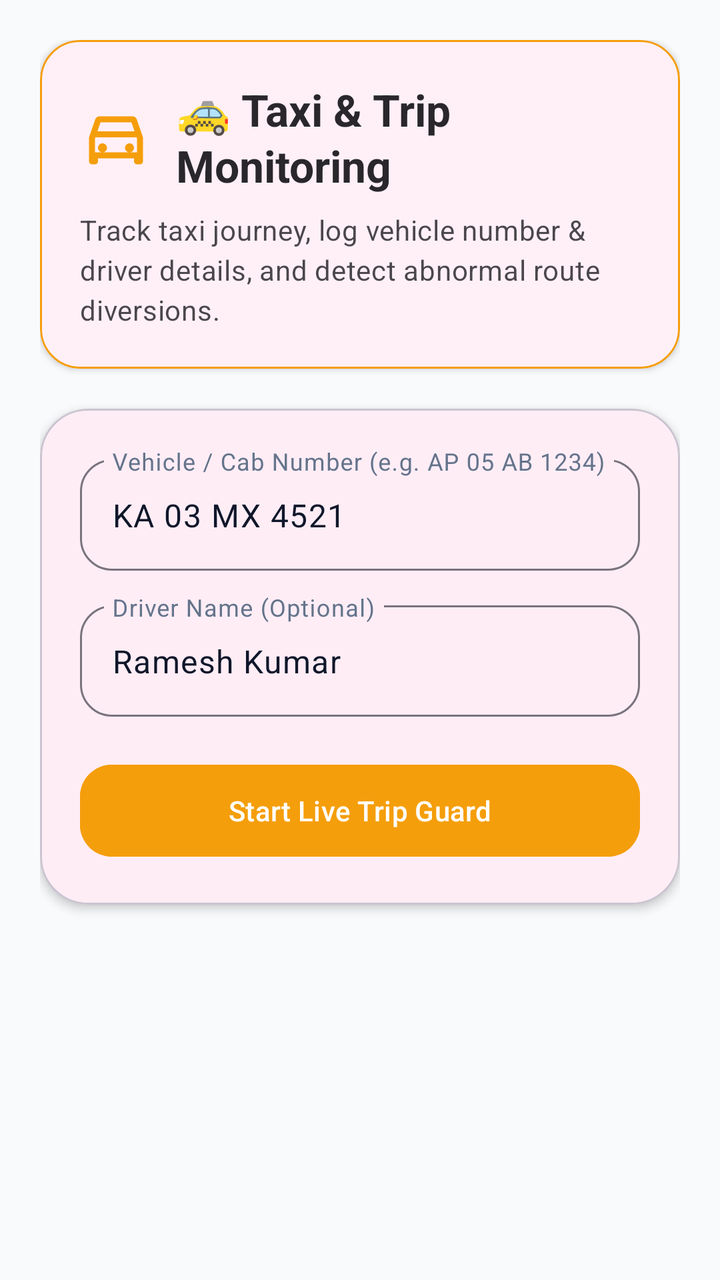
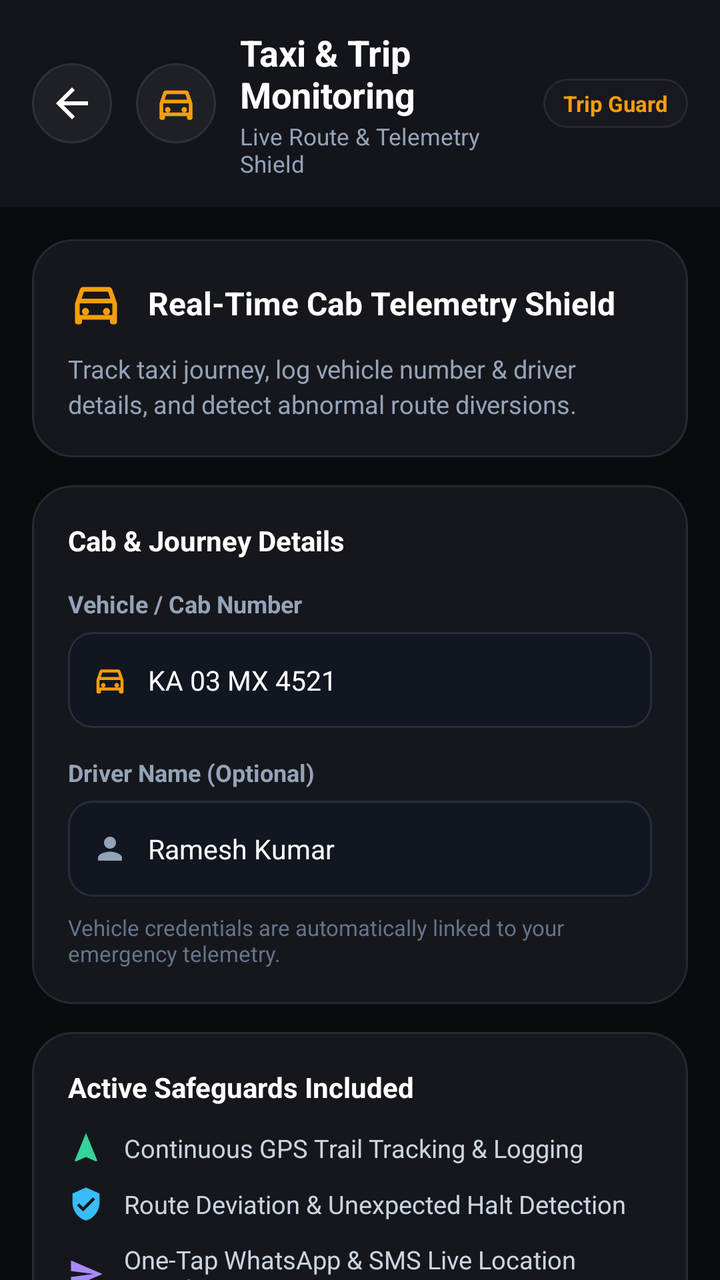

Compare the two renders of this Android layout. The source of the first and the diff that turns it into the second are given below.
<!-- AndroidManifest.xml: application theme Theme.SheGuard -->
<!-- res/layout/fragment_trip_monitor.xml -->
<?xml version="1.0" encoding="utf-8"?>
<androidx.core.widget.NestedScrollView xmlns:android="http://schemas.android.com/apk/res/android"
    xmlns:app="http://schemas.android.com/apk/res-auto"
    android:layout_width="match_parent"
    android:layout_height="match_parent"
    android:background="@color/surface_background"
    android:fillViewport="true">

    <LinearLayout
        android:layout_width="match_parent"
        android:layout_height="wrap_content"
        android:orientation="vertical"
        android:padding="20dp">

        
        <com.google.android.material.card.MaterialCardView
            android:layout_width="match_parent"
            android:layout_height="wrap_content"
            app:cardBackgroundColor="@color/surface_card"
            app:cardCornerRadius="20dp"
            app:cardElevation="2dp"
            app:strokeColor="#F59E0B"
            app:strokeWidth="1dp">

            <LinearLayout
                android:layout_width="match_parent"
                android:layout_height="wrap_content"
                android:orientation="vertical"
                android:padding="20dp">

                <LinearLayout
                    android:layout_width="match_parent"
                    android:layout_height="wrap_content"
                    android:gravity="center_vertical"
                    android:orientation="horizontal">

                    <ImageView
                        android:layout_width="36dp"
                        android:layout_height="36dp"
                        android:src="@drawable/ic_trip_monitor"
                        app:tint="#F59E0B" />

                    <TextView
                        style="@style/TextAppearance.Material3.TitleLarge"
                        android:layout_width="wrap_content"
                        android:layout_height="wrap_content"
                        android:layout_marginStart="12dp"
                        android:text="@string/trip_monitor_title"
                        android:textColor="@color/text_color_primary"
                        android:textStyle="bold" />
                </LinearLayout>

                <TextView
                    style="@style/TextAppearance.Material3.BodyMedium"
                    android:layout_width="wrap_content"
                    android:layout_height="wrap_content"
                    android:layout_marginTop="8dp"
                    android:text="@string/trip_monitor_desc"
                    android:textColor="@color/text_color_secondary" />

            </LinearLayout>
        </com.google.android.material.card.MaterialCardView>

        
        <com.google.android.material.card.MaterialCardView
            android:layout_width="match_parent"
            android:layout_height="wrap_content"
            android:layout_marginTop="20dp"
            app:cardBackgroundColor="@color/surface_card"
            app:cardCornerRadius="24dp"
            app:cardElevation="3dp">

            <LinearLayout
                android:layout_width="match_parent"
                android:layout_height="wrap_content"
                android:orientation="vertical"
                android:padding="20dp">

                <com.google.android.material.textfield.TextInputLayout
                    style="@style/Widget.Material3.TextInputLayout.OutlinedBox"
                    android:layout_width="match_parent"
                    android:layout_height="wrap_content"
                    android:hint="@string/trip_vehicle_num"
                    app:boxCornerRadiusBottomEnd="16dp"
                    app:boxCornerRadiusBottomStart="16dp"
                    app:boxCornerRadiusTopEnd="16dp"
                    app:boxCornerRadiusTopStart="16dp">

                    <com.google.android.material.textfield.TextInputEditText
                        android:id="@+id/et_vehicle_number"
                        android:layout_width="match_parent"
                        android:layout_height="wrap_content"
                        android:text="KA 03 MX 4521" />
                </com.google.android.material.textfield.TextInputLayout>

                <com.google.android.material.textfield.TextInputLayout
                    style="@style/Widget.Material3.TextInputLayout.OutlinedBox"
                    android:layout_width="match_parent"
                    android:layout_height="wrap_content"
                    android:layout_marginTop="12dp"
                    android:hint="@string/trip_driver_name"
                    app:boxCornerRadiusBottomEnd="16dp"
                    app:boxCornerRadiusBottomStart="16dp"
                    app:boxCornerRadiusTopEnd="16dp"
                    app:boxCornerRadiusTopStart="16dp">

                    <com.google.android.material.textfield.TextInputEditText
                        android:id="@+id/et_driver_name"
                        android:layout_width="match_parent"
                        android:layout_height="wrap_content"
                        android:text="Ramesh Kumar" />
                </com.google.android.material.textfield.TextInputLayout>

                <com.google.android.material.button.MaterialButton
                    android:id="@+id/btn_start_trip_guard"
                    style="@style/Widget.Material3.Button"
                    android:layout_width="match_parent"
                    android:layout_height="54dp"
                    android:layout_marginTop="20dp"
                    android:backgroundTint="#F59E0B"
                    android:text="@string/trip_start_btn"
                    app:cornerRadius="16dp" />

            </LinearLayout>
        </com.google.android.material.card.MaterialCardView>

    </LinearLayout>

</androidx.core.widget.NestedScrollView>
<!-- resources referenced by this layout -->
<resources>
  <color name="surface_background">#F8FAFC</color>
  <color name="surface_card">#FFFFFF</color>
  <string name="trip_driver_name">Driver Name (Optional)</string>
  <string name="trip_monitor_title">🚕 Taxi &amp; Trip Monitoring</string>
  <string name="trip_vehicle_num">Vehicle / Cab Number (e.g. AP 05 AB 1234)</string>
  <color name="accent_pink">#FF2E93</color>
  <color name="colorPrimaryDark">#D81173</color>
  <color name="colorPinkSubtle">#26FF2E93</color>
  <color name="textColorPrimary">#0F172A</color>
  <color name="textColorSecondary">#64748B</color>
  <!-- unchanged entries left out for length: 10 -->
</resources>

<!-- the commit's change to res/layout/fragment_trip_monitor.xml (unified diff, before → after) -->
@@ -1,32 +1,111 @@
 <?xml version="1.0" encoding="utf-8"?>
-<androidx.core.widget.NestedScrollView xmlns:android="http://schemas.android.com/apk/res/android"
+<LinearLayout xmlns:android="http://schemas.android.com/apk/res/android"
     xmlns:app="http://schemas.android.com/apk/res-auto"
+    xmlns:tools="http://schemas.android.com/tools"
+    android:id="@+id/layout_trip_monitor_root"
     android:layout_width="match_parent"
     android:layout_height="match_parent"
-    android:background="@color/surface_background"
-    android:fillViewport="true">
-
+    android:background="#0A0B0E"
+    android:orientation="vertical"
+    android:fitsSystemWindows="true">
+
+    
     <LinearLayout
+        android:id="@+id/card_trip_header"
         android:layout_width="match_parent"
         android:layout_height="wrap_content"
-        android:orientation="vertical"
-        android:padding="20dp">
-
-        
-        <com.google.android.material.card.MaterialCardView
+        android:background="#13151B"
+        android:orientation="horizontal"
+        android:gravity="center_vertical"
+        android:paddingStart="16dp"
+        android:paddingEnd="16dp"
+        android:paddingTop="14dp"
+        android:paddingBottom="14dp">
+
+        <ImageButton
+            android:id="@+id/btn_back"
+            android:layout_width="40dp"
+            android:layout_height="40dp"
+            android:background="@drawable/bg_circle_info"
+            android:src="@drawable/ic_arrow_back"
+            app:tint="#FFFFFF"
+            android:contentDescription="Back" />
+
+        <FrameLayout
+            android:layout_width="40dp"
+            android:layout_height="40dp"
+            android:layout_marginStart="12dp"
+            android:background="@drawable/bg_circle_info">
+
+            <ImageView
+                android:layout_width="22dp"
+                android:layout_height="22dp"
+                android:layout_gravity="center"
+                android:src="@drawable/ic_trip_monitor"
+                app:tint="#F59E0B"
+                android:contentDescription="Trip Monitor" />
+        </FrameLayout>
+
+        <LinearLayout
+            android:layout_width="0dp"
+            android:layout_height="wrap_content"
+            android:layout_marginStart="12dp"
+            android:layout_weight="1"
+            android:orientation="vertical">
+
+            <TextView
+                android:layout_width="wrap_content"
+                android:layout_height="wrap_content"
+                android:text="@string/trip_monitor_title"
+                android:textColor="#FFFFFF"
+                android:textSize="18sp"
+                android:textStyle="bold" />
+
+            <TextView
+                android:layout_width="wrap_content"
+                android:layout_height="wrap_content"
+                android:layout_marginTop="1dp"
+                android:text="Live Route &amp; Telemetry Shield"
+                android:textColor="#94A3B8"
+                android:textSize="11.5sp" />
+        </LinearLayout>
+
+        <TextView
+            android:id="@+id/tv_trip_badge"
+            android:layout_width="wrap_content"
+            android:layout_height="wrap_content"
+            android:background="@drawable/bg_monogram_badge"
+            android:paddingStart="10dp"
+            android:paddingEnd="10dp"
+            android:paddingTop="5dp"
+            android:paddingBottom="5dp"
+            android:text="Trip Guard"
+            android:textColor="#F59E0B"
+            android:textSize="11sp"
+            android:textStyle="bold" />
+    </LinearLayout>
+
+    <androidx.core.widget.NestedScrollView
+        android:id="@+id/scroll_trip"
+        android:layout_width="match_parent"
+        android:layout_height="0dp"
+        android:layout_weight="1"
+        android:fillViewport="true"
+        android:overScrollMode="never">
+
+        <LinearLayout
             android:layout_width="match_parent"
             android:layout_height="wrap_content"
-            app:cardBackgroundColor="@color/surface_card"
-            app:cardCornerRadius="20dp"
-            app:cardElevation="2dp"
-            app:strokeColor="#F59E0B"
-            app:strokeWidth="1dp">
-
+            android:orientation="vertical"
+            android:padding="16dp">
+
+            
             <LinearLayout
                 android:layout_width="match_parent"
                 android:layout_height="wrap_content"
+                android:background="@drawable/bg_card_safety_dark"
                 android:orientation="vertical"
-                android:padding="20dp">
+                android:padding="18dp">
 
                 <LinearLayout
                     android:layout_width="match_parent"
@@ -35,95 +114,253 @@
                     android:orientation="horizontal">
 
                     <ImageView
-                        android:layout_width="36dp"
-                        android:layout_height="36dp"
+                        android:layout_width="28dp"
+                        android:layout_height="28dp"
                         android:src="@drawable/ic_trip_monitor"
-                        app:tint="#F59E0B" />
+                        app:tint="#F59E0B"
+                        android:contentDescription="Car" />
 
                     <TextView
-                        style="@style/TextAppearance.Material3.TitleLarge"
-                        android:layout_width="wrap_content"
+                        android:layout_width="0dp"
                         android:layout_height="wrap_content"
                         android:layout_marginStart="12dp"
-                        android:text="@string/trip_monitor_title"
-                        android:textColor="@color/text_color_primary"
+                        android:layout_weight="1"
+                        android:text="Real-Time Cab Telemetry Shield"
+                        android:textColor="#FFFFFF"
+                        android:textSize="16sp"
                         android:textStyle="bold" />
                 </LinearLayout>
 
                 <TextView
-                    style="@style/TextAppearance.Material3.BodyMedium"
-                    android:layout_width="wrap_content"
-                    android:layout_height="wrap_content"
-                    android:layout_marginTop="8dp"
+                    android:layout_width="match_parent"
+                    android:layout_height="wrap_content"
+                    android:layout_marginTop="10dp"
+                    android:lineSpacingExtra="3dp"
                     android:text="@string/trip_monitor_desc"
-                    android:textColor="@color/text_color_secondary" />
-
+                    android:textColor="#94A3B8"
+                    android:textSize="12.5sp" />
             </LinearLayout>
-        </com.google.android.material.card.MaterialCardView>
-
-        
-        <com.google.android.material.card.MaterialCardView
-            android:layout_width="match_parent"
-            android:layout_height="wrap_content"
-            android:layout_marginTop="20dp"
-            app:cardBackgroundColor="@color/surface_card"
-            app:cardCornerRadius="24dp"
-            app:cardElevation="3dp">
-
+
+            
             <LinearLayout
                 android:layout_width="match_parent"
                 android:layout_height="wrap_content"
+                android:layout_marginTop="14dp"
+                android:background="@drawable/bg_card_safety_dark"
                 android:orientation="vertical"
-                android:padding="20dp">
-
-                <com.google.android.material.textfield.TextInputLayout
-                    style="@style/Widget.Material3.TextInputLayout.OutlinedBox"
-                    android:layout_width="match_parent"
-                    android:layout_height="wrap_content"
-                    android:hint="@string/trip_vehicle_num"
-                    app:boxCornerRadiusBottomEnd="16dp"
-                    app:boxCornerRadiusBottomStart="16dp"
-                    app:boxCornerRadiusTopEnd="16dp"
-                    app:boxCornerRadiusTopStart="16dp">
-
-                    <com.google.android.material.textfield.TextInputEditText
+                android:padding="18dp">
+
+                <TextView
+                    android:layout_width="wrap_content"
+                    android:layout_height="wrap_content"
+                    android:text="Cab &amp; Journey Details"
+                    android:textColor="#FFFFFF"
+                    android:textSize="14sp"
+                    android:textStyle="bold" />
+
+                
+                <TextView
+                    android:layout_width="wrap_content"
+                    android:layout_height="wrap_content"
+                    android:layout_marginTop="14dp"
+                    android:text="Vehicle / Cab Number"
+                    android:textColor="#94A3B8"
+                    android:textSize="12sp"
+                    android:textStyle="bold" />
+
+                <LinearLayout
+                    android:layout_width="match_parent"
+                    android:layout_height="48dp"
+                    android:layout_marginTop="6dp"
+                    android:background="@drawable/bg_input_field"
+                    android:gravity="center_vertical"
+                    android:orientation="horizontal"
+                    android:paddingStart="12dp"
+                    android:paddingEnd="12dp">
+
+                    <ImageView
+                        android:layout_width="18dp"
+                        android:layout_height="18dp"
+                        android:src="@drawable/ic_trip_monitor"
+                        app:tint="#F59E0B"
+                        android:contentDescription="Vehicle" />
+
+                    <EditText
                         android:id="@+id/et_vehicle_number"
-                        android:layout_width="match_parent"
+                        android:layout_width="0dp"
+                        android:layout_height="match_parent"
+                        android:layout_marginStart="10dp"
+                        android:layout_weight="1"
+                        android:background="@android:color/transparent"
+                        android:hint="e.g. KA 03 MX 4521"
+                        android:imeOptions="actionNext"
+                        android:inputType="textCapCharacters"
+                        android:maxLines="1"
+                        android:text="KA 03 MX 4521"
+                        android:textColor="#FFFFFF"
+                        android:textColorHint="#64748B"
+                        android:textSize="13.5sp" />
+                </LinearLayout>
+
+                
+                <TextView
+                    android:layout_width="wrap_content"
+                    android:layout_height="wrap_content"
+                    android:layout_marginTop="14dp"
+                    android:text="Driver Name (Optional)"
+                    android:textColor="#94A3B8"
+                    android:textSize="12sp"
+                    android:textStyle="bold" />
+
+                <LinearLayout
+                    android:layout_width="match_parent"
+                    android:layout_height="48dp"
+                    android:layout_marginTop="6dp"
+                    android:background="@drawable/bg_input_field"
+                    android:gravity="center_vertical"
+                    android:orientation="horizontal"
+                    android:paddingStart="12dp"
+                    android:paddingEnd="12dp">
+
+                    <ImageView
+                        android:layout_width="18dp"
+                        android:layout_height="18dp"
+                        android:src="@drawable/ic_person_vector"
+                        app:tint="#94A3B8"
+                        android:contentDescription="Driver" />
+
+                    <EditText
+                        android:id="@+id/et_driver_name"
+                        android:layout_width="0dp"
+                        android:layout_height="match_parent"
+                        android:layout_marginStart="10dp"
+                        android:layout_weight="1"
+                        android:background="@android:color/transparent"
+                        android:hint="e.g. Ramesh Kumar"
+                        android:imeOptions="actionDone"
+                        android:inputType="textPersonName"
+                        android:maxLines="1"
+                        android:text="Ramesh Kumar"
+                        android:textColor="#FFFFFF"
+                        android:textColorHint="#64748B"
+                        android:textSize="13.5sp" />
+                </LinearLayout>
+
+                <TextView
+                    android:layout_width="wrap_content"
+                    android:layout_height="wrap_content"
+                    android:layout_marginTop="8dp"
+                    android:text="Vehicle credentials are automatically linked to your emergency telemetry."
+                    android:textColor="#64748B"
+                    android:textSize="11sp" />
+            </LinearLayout>
+
+            
+            <LinearLayout
+                android:layout_width="match_parent"
+                android:layout_height="wrap_content"
+                android:layout_marginTop="14dp"
+                android:background="@drawable/bg_card_safety_dark"
+                android:orientation="vertical"
+                android:padding="18dp">
+
+                <TextView
+                    android:layout_width="wrap_content"
+                    android:layout_height="wrap_content"
+                    android:text="Active Safeguards Included"
+                    android:textColor="#FFFFFF"
+                    android:textSize="14sp"
+                    android:textStyle="bold" />
+
+                <LinearLayout
+                    android:layout_width="match_parent"
+                    android:layout_height="wrap_content"
+                    android:layout_marginTop="12dp"
+                    android:gravity="center_vertical"
+                    android:orientation="horizontal">
+
+                    <ImageView
+                        android:layout_width="18dp"
+                        android:layout_height="18dp"
+                        android:src="@drawable/ic_navigation"
+                        app:tint="#34D399"
+                        android:contentDescription="GPS" />
+
+                    <TextView
+                        android:layout_width="0dp"
                         android:layout_height="wrap_content"
-                        android:text="KA 03 MX 4521" />
-                </com.google.android.material.textfield.TextInputLayout>
-
-                <com.google.android.material.textfield.TextInputLayout
-                    style="@style/Widget.Material3.TextInputLayout.OutlinedBox"
-                    android:layout_width="match_parent"
-                    android:layout_height="wrap_content"
-                    android:layout_marginTop="12dp"
-                    android:hint="@string/trip_driver_name"
-                    app:boxCornerRadiusBottomEnd="16dp"
-                    app:boxCornerRadiusBottomStart="16dp"
-                    app:boxCornerRadiusTopEnd="16dp"
-                    app:boxCornerRadiusTopStart="16dp">
-
-                    <com.google.android.material.textfield.TextInputEditText
-                        android:id="@+id/et_driver_name"
-                        android:layout_width="match_parent"
+                        android:layout_marginStart="10dp"
+                        android:layout_weight="1"
+                        android:text="Continuous GPS Trail Tracking &amp; Logging"
+                        android:textColor="#CBD5E1"
+                        android:textSize="12.5sp" />
+                </LinearLayout>
+
+                <LinearLayout
+                    android:layout_width="match_parent"
+                    android:layout_height="wrap_content"
+                    android:layout_marginTop="10dp"
+                    android:gravity="center_vertical"
+                    android:orientation="horizontal">
+
+                    <ImageView
+                        android:layout_width="18dp"
+                        android:layout_height="18dp"
+                        android:src="@drawable/ic_shield_check_vector"
+                        app:tint="#38BDF8"
+                        android:contentDescription="Shield" />
+
+                    <TextView
+                        android:layout_width="0dp"
                         android:layout_height="wrap_content"
-                        android:text="Ramesh Kumar" />
-                </com.google.android.material.textfield.TextInputLayout>
-
-                <com.google.android.material.button.MaterialButton
-                    android:id="@+id/btn_start_trip_guard"
-                    style="@style/Widget.Material3.Button"
-                    android:layout_width="match_parent"
-                    android:layout_height="54dp"
-                    android:layout_marginTop="20dp"
-                    android:backgroundTint="#F59E0B"
-                    android:text="@string/trip_start_btn"
-                    app:cornerRadius="16dp" />
-
+                        android:layout_marginStart="10dp"
+                        android:layout_weight="1"
+                        android:text="Route Deviation &amp; Unexpected Halt Detection"
+                        android:textColor="#CBD5E1"
+                        android:textSize="12.5sp" />
+                </LinearLayout>
+
+                <LinearLayout
+                    android:layout_width="match_parent"
+                    android:layout_height="wrap_content"
+                    android:layout_marginTop="10dp"
+                    android:gravity="center_vertical"
+                    android:orientation="horizontal">
+
+                    <ImageView
+                        android:layout_width="18dp"
+                        android:layout_height="18dp"
+                        android:src="@drawable/ic_share_location_paperplane"
+                        app:tint="#A78BFA"
+                        android:contentDescription="Share" />
+
+                    <TextView
+                        android:layout_width="0dp"
+                        android:layout_height="wrap_content"
+                        android:layout_marginStart="10dp"
+                        android:layout_weight="1"
+                        android:text="One-Tap WhatsApp &amp; SMS Live Location Broadcast"
+                        android:textColor="#CBD5E1"
+                        android:textSize="12.5sp" />
+                </LinearLayout>
             </LinearLayout>
-        </com.google.android.material.card.MaterialCardView>
-
-    </LinearLayout>
-
-</androidx.core.widget.NestedScrollView>
+
+            
+            <com.google.android.material.button.MaterialButton
+                android:id="@+id/btn_start_trip_guard"
+                style="@style/Widget.Material3.Button"
+                android:layout_width="match_parent"
+                android:layout_height="56dp"
+                android:layout_marginTop="20dp"
+                android:layout_marginBottom="24dp"
+                android:backgroundTint="#F59E0B"
+                android:text="@string/trip_start_btn"
+                android:textColor="#FFFFFF"
+                android:textSize="15.5sp"
+                android:textStyle="bold"
+                app:cornerRadius="16dp" />
+
+        </LinearLayout>
+    </androidx.core.widget.NestedScrollView>
+
+</LinearLayout>
<!-- resource entries referenced after the edit -->
@@ -1,10 +1,104 @@
 <!-- resources referenced by this layout -->
 <resources>
+  <!-- drawable bg_card_safety_dark (drawable) -->
+  <?xml version="1.0" encoding="utf-8"?>
+  <shape xmlns:android="http://schemas.android.com/apk/res/android"
+      android:shape="rectangle">
+      <solid android:color="#16171C" />
+      <corners android:radius="20dp" />
+      <stroke
+          android:width="1dp"
+          android:color="#262833" />
+  </shape>
+  <!-- drawable bg_circle_info (drawable) -->
+  <?xml version="1.0" encoding="utf-8"?>
+  <shape xmlns:android="http://schemas.android.com/apk/res/android"
+      android:shape="oval">
+      <solid android:color="#1F2026" />
+      <size
+          android:width="40dp"
+          android:height="40dp" />
+      <stroke
+          android:width="1dp"
+          android:color="#2D303E" />
+  </shape>
+  <!-- drawable bg_input_field (drawable) -->
+  <?xml version="1.0" encoding="utf-8"?>
+  <shape xmlns:android="http://schemas.android.com/apk/res/android"
+      android:shape="rectangle">
+      <solid android:color="#121620" />
+      <corners android:radius="12dp" />
+      <stroke
+          android:width="1dp"
+          android:color="#262D3D" />
+  </shape>
+  <!-- drawable bg_monogram_badge (drawable) -->
+  <?xml version="1.0" encoding="utf-8"?>
+  <shape xmlns:android="http://schemas.android.com/apk/res/android"
+      android:shape="rectangle">
+      <solid android:color="#18191E" />
+      <corners android:radius="18dp" />
+      <stroke
+          android:width="1dp"
+          android:color="#272832" />
+  </shape>
+  <!-- drawable ic_arrow_back (drawable) -->
+  <vector xmlns:android="http://schemas.android.com/apk/res/android"
+      android:width="24dp"
+      android:height="24dp"
+      android:autoMirrored="true"
+      android:tint="#FFFFFF"
+      android:viewportWidth="24"
+      android:viewportHeight="24">
+      <path
+          android:fillColor="@android:color/white"
+          android:pathData="M20,11H7.83l5.59,-5.59L12,4l-8,8 8,8 1.41,-1.41L7.83,13H20v-2z" />
+  </vector>
+  <!-- drawable ic_navigation (drawable) -->
+  <vector xmlns:android="http://schemas.android.com/apk/res/android"
+      android:width="24dp"
+      android:height="24dp"
+      android:viewportWidth="24"
+      android:viewportHeight="24"
+      android:tint="?attr/colorControlNormal">
+      <path
+          android:fillColor="@android:color/white"
+          android:pathData="M12,2L4.5,20.29l0.71,0.71L12,18l6.79,3 0.71,-0.71z" />
+  </vector>
+  <!-- drawable ic_person_vector (drawable) -->
+  <vector xmlns:android="http://schemas.android.com/apk/res/android"
+      android:width="24dp"
+      android:height="24dp"
+      android:viewportWidth="24"
+      android:viewportHeight="24">
+      <path
+          android:fillColor="#FFFFFFFF"
+          android:pathData="M12,12c2.21,0 4,-1.79 4,-4s-1.79,-4 -4,-4 -4,1.79 -4,4 1.79,4 4,4zm0,2c-2.67,0 -8,1.34 -8,4v2h16v-2c0,-2.66 -5.33,-4 -8,-4z"/>
+  </vector>
+  <!-- drawable ic_share_location_paperplane (drawable) -->
+  <vector xmlns:android="http://schemas.android.com/apk/res/android"
+      android:width="24dp"
+      android:height="24dp"
+      android:viewportWidth="24"
+      android:viewportHeight="24">
+      <path
+          android:fillColor="#FF2E93"
+          android:pathData="M2.01,21L23,12 2.01,3 2,10l15,2 -15,2z"/>
+  </vector>
+  <!-- drawable ic_shield_check_vector (drawable) -->
+  <?xml version="1.0" encoding="utf-8"?>
+  <vector xmlns:android="http://schemas.android.com/apk/res/android"
+      android:width="24dp"
+      android:height="24dp"
+      android:viewportWidth="24"
+      android:viewportHeight="24">
+      <path
+          android:fillColor="#FFFFFFFF"
+          android:pathData="M12,1L3,5v6c0,5.55 3.84,10.74 9,12 5.16,-1.26 9,-6.45 9,-12V5l-9,-4zm-2,16l-4,-4 1.41,-1.41L10,14.17l6.59,-6.59L18,9l-8,8z" />
+  </vector>
   <color name="surface_background">#F8FAFC</color>
   <color name="surface_card">#FFFFFF</color>
-  <string name="trip_driver_name">Driver Name (Optional)</string>
-  <string name="trip_monitor_title">🚕 Taxi &amp; Trip Monitoring</string>
-  <string name="trip_vehicle_num">Vehicle / Cab Number (e.g. AP 05 AB 1234)</string>
+  <string name="trip_monitor_title">Taxi &amp; Trip Monitoring</string>
   <color name="accent_pink">#FF2E93</color>
   <color name="colorPrimaryDark">#D81173</color>
   <color name="colorPinkSubtle">#26FF2E93</color>
